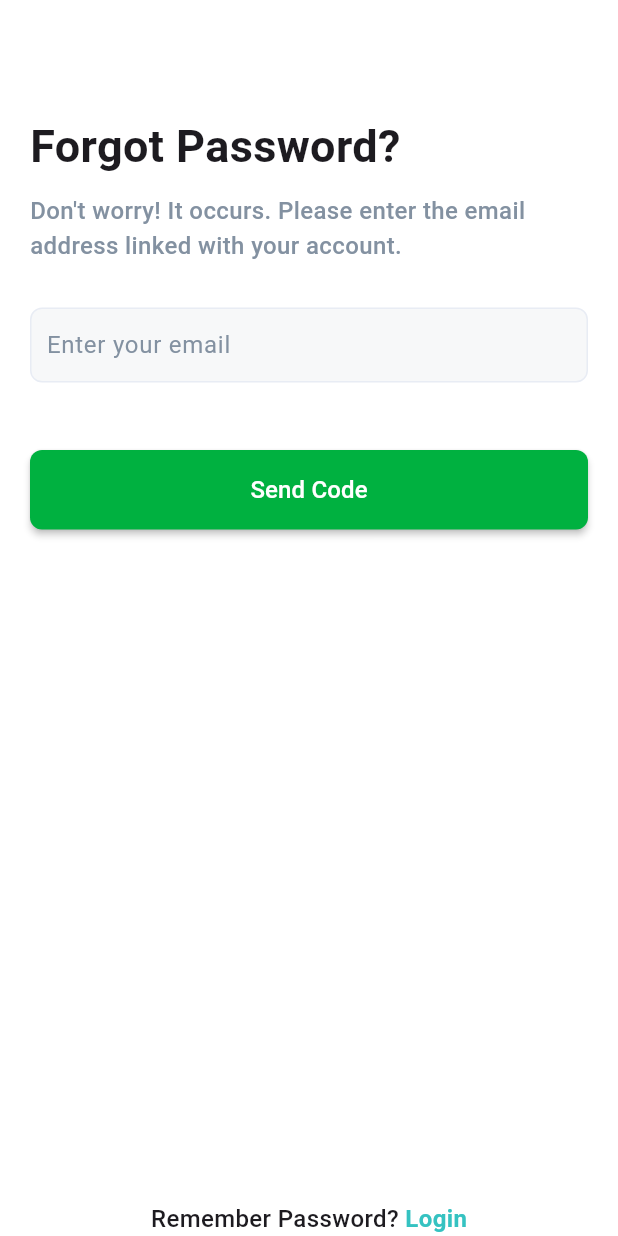
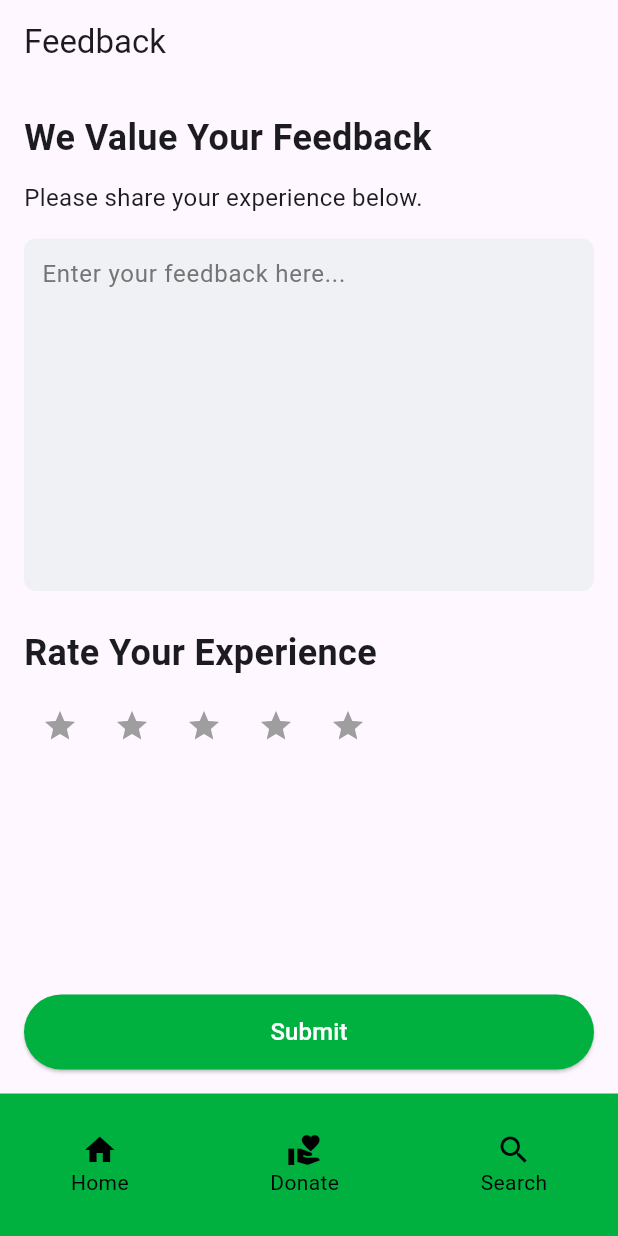
Before and after one commit to 1772hojaz/share_plate, a Flutter app: the screen it shows after launch, on a phone screen of 412 x 824 dp. Run offline on Flutter 3.47's test engine with Material 3 defaults, Android fonts, the phone set to English and light mode, and no system bars; our stand-ins replace get; project files that could hold a hidden picture were left out.

Commit message:
Feedback page

```diff
--- /dev/null
+++ b/lib/UI/feedback_page.dart
@@ -0,0 +1,165 @@
+import 'package:flutter/material.dart';
+import 'package:get/get.dart';
+
+class FeedbackPageController extends GetxController {
+  // Controller logic for handling rating state
+  var selectedRating = 0.obs;
+
+  void updateRating(int rating) {
+    selectedRating.value = rating;
+  }
+}
+
+class FeedbackPage extends StatelessWidget {
+  const FeedbackPage({super.key});
+
+  @override
+  Widget build(BuildContext context) {
+    // Initialize the controller
+    final FeedbackPageController controller = Get.put(FeedbackPageController());
+
+    return Scaffold(
+      appBar: AppBar(
+        title: const Text('Feedback'),
+        backgroundColor: Colors.transparent,
+        elevation: 0,
+      ),
+      body: Padding(
+        padding: const EdgeInsets.all(16.0),
+        child: Column(
+          crossAxisAlignment: CrossAxisAlignment.start,
+          children: [
+            // Title Text
+            const Text(
+              'We Value Your Feedback',
+              style: TextStyle(
+                fontSize: 24,
+                fontWeight: FontWeight.w600,
+                height: 1.67,
+                color: Color(0xFF1C1B1F),
+              ),
+            ),
+            const SizedBox(height: 8),
+
+            // Subtitle Text
+            const Text(
+              'Please share your experience below.',
+              style: TextStyle(
+                fontSize: 16,
+                color: Color(0xFF1C1B1F),
+              ),
+            ),
+            const SizedBox(height: 16),
+
+            // Feedback Input Box
+            Container(
+              width: 390,
+              height: 235,
+              padding: const EdgeInsets.all(12),
+              decoration: BoxDecoration(
+                color: const Color(0xFFEFF1F5),
+                borderRadius: BorderRadius.circular(8),
+              ),
+              child: TextField(
+                maxLines: null,
+                decoration: InputDecoration.collapsed(
+                  hintText: 'Enter your feedback here...',
+                  hintStyle: TextStyle(color: Colors.grey[600]),
+                ),
+              ),
+            ),
+            const SizedBox(height: 24),
+
+            // Rate Your Experience Text
+            const Text(
+              'Rate Your Experience',
+              style: TextStyle(
+                fontSize: 24,
+                fontWeight: FontWeight.w600,
+                color: Color(0xFF1C1B1F),
+              ),
+            ),
+            const SizedBox(height: 8),
+
+            // Rating Stars (Clickable and Responsive)
+            Obx(() => Row(
+              children: List.generate(5, (index) {
+                return IconButton(
+                  icon: Icon(
+                    Icons.star,
+                    color: index < controller.selectedRating.value
+                        ? Colors.amber
+                        : Colors.grey,
+                  ),
+                  onPressed: () {
+                    controller.updateRating(index + 1);
+                  },
+                );
+              }),
+            )),
+            const Spacer(),
+
+            // Submit Button
+            SizedBox(
+              width: double.infinity,
+              height: 50,
+              child: ElevatedButton(
+                style: ElevatedButton.styleFrom(
+                  backgroundColor: const Color(0xFF00B140), // Button color
+                ),
+                onPressed: () {
+                  // Handle submit action
+                },
+                child: const Text(
+                  'Submit',
+                  style: TextStyle(
+                    fontSize: 16,
+                    color: Colors.white, // Submit text in white
+                  ),
+                ),
+              ),
+            ),
+          ],
+        ),
+      ),
+      bottomNavigationBar: Container(
+        height: 95,
+        width: double.infinity,
+        color: const Color(0xFF00B140),
+        child: const Row(
+          mainAxisAlignment: MainAxisAlignment.spaceAround,
+          children: [
+            Column(
+              mainAxisSize: MainAxisSize.min,
+              children: [
+                Icon(Icons.home, color: Colors.black),
+                Text('Home', style: TextStyle(color: Colors.black)),
+              ],
+            ),
+            Column(
+              mainAxisSize: MainAxisSize.min,
+              children: [
+                Icon(Icons.volunteer_activism, color: Colors.black),
+                Text('Donate', style: TextStyle(color: Colors.black)),
+              ],
+            ),
+            Column(
+              mainAxisSize: MainAxisSize.min,
+              children: [
+                Icon(Icons.search, color: Colors.black),
+                Text('Search', style: TextStyle(color: Colors.black)),
+              ],
+            ),
+          ],
+        ),
+      ),
+    );
+  }
+}
+
+void main() {
+  runApp(const GetMaterialApp(
+    debugShowCheckedModeBanner: false,
+    home: FeedbackPage(), // Entry point to the FeedbackPage
+  ));
+}
--- a/lib/UI/fogot_password.dart
+++ b/lib/UI/fogot_password.dart
@@ -1,7 +1,7 @@
 import 'package:flutter/material.dart';
 
 class ForgotPasswordScreen extends StatelessWidget {
-  const ForgotPasswordScreen({Key? key}) : super(key: key);
+  const ForgotPasswordScreen({super.key});
 
   @override
   Widget build(BuildContext context) {
--- a/lib/main.dart
+++ b/lib/main.dart
@@ -1,5 +1,6 @@
 import 'package:flutter/material.dart';
-import 'package:share_plate/UI/fogot_password.dart';
+import 'package:get/get.dart'; // Import GetX package
+import 'package:share_plate/UI/feedback_page.dart';
 
 void main() {
   runApp(const MyApp());
@@ -10,9 +11,9 @@ class MyApp extends StatelessWidget {
 
   @override
   Widget build(BuildContext context) {
-    return MaterialApp(
+    return const GetMaterialApp(
       debugShowCheckedModeBanner: false,
-      home: ForgotPasswordScreen(),
+      home: FeedbackPage(),
     );
   }
 }
--- a/pubspec.yaml
+++ b/pubspec.yaml
@@ -36,6 +36,7 @@ dependencies:
   # Use with the CupertinoIcons class for iOS style icons.
   cupertino_icons: ^1.0.8
 
+  get: any
 dev_dependencies:
   flutter_test:
     sdk: flutter
```
Also changed, not shown: pubspec.lock.
